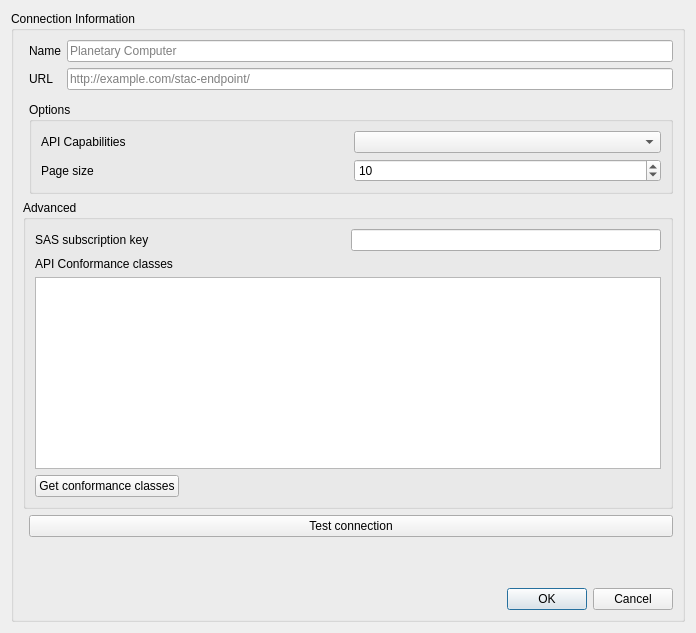
The window that src/kadas_stac/ui/connection_dialog.ui (mlanini/kadas-stac-plugin) describes before a commit, drawn with Qt 5.
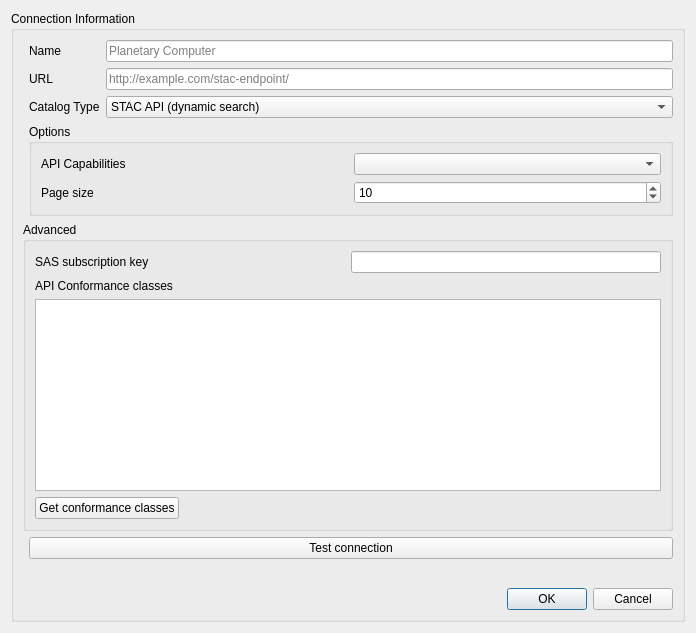
The same window after the commit. Custom widgets are drawn as their Qt base class.

Commit message: Implement automatic fallback for static STAC catalogs

Diff of the .ui file:
```diff
--- a/src/kadas_stac/ui/connection_dialog.ui
+++ b/src/kadas_stac/ui/connection_dialog.ui
@@ -53,6 +53,30 @@
         </property>
        </widget>
       </item>
+      <item row="2" column="1">
+       <widget class="QLabel" name="label_catalog_type">
+        <property name="text">
+         <string>Catalog Type</string>
+        </property>
+       </widget>
+      </item>
+      <item row="2" column="2">
+       <widget class="QComboBox" name="catalog_type_combo">
+        <property name="toolTip">
+         <string>Select catalog type: API for STAC API endpoints with /search, Static for static JSON catalogs</string>
+        </property>
+        <item>
+         <property name="text">
+          <string>STAC API (dynamic search)</string>
+         </property>
+        </item>
+        <item>
+         <property name="text">
+          <string>Static Catalog (hierarchical)</string>
+         </property>
+        </item>
+       </widget>
+      </item>
       <item row="4" column="0" rowspan="3" colspan="3">
        <widget class="QgsCollapsibleGroupBox" name="collections_group">
         <property name="title">
```
The commit also changes 15 other files.
